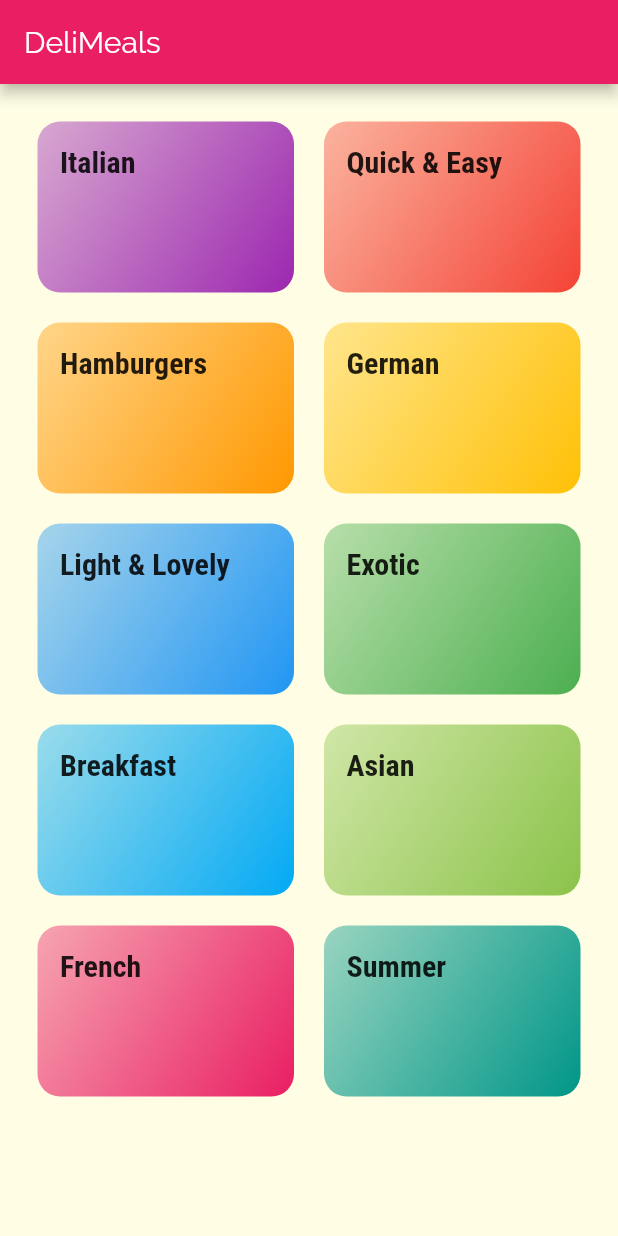
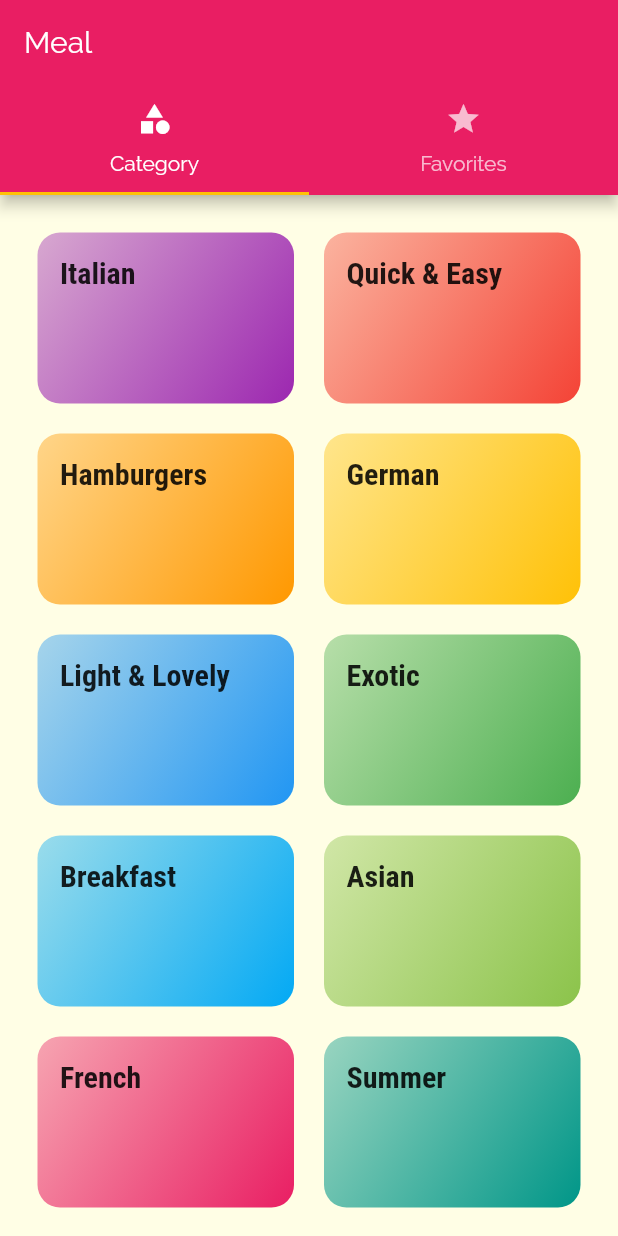
Before and after one commit to sadid369/meals_app, a Flutter app: the screen it shows after launch, on a phone screen of 412 x 824 dp. Run offline on Flutter 3.47's test engine with Material 2 defaults, Android fonts, the phone set to English and light mode, and no system bars.

Commit message:
day 3 completed

```diff
--- a/lib/categories_screen.dart
+++ b/lib/categories_screen.dart
@@ -1,16 +1,12 @@
 import 'package:flutter/material.dart';
-import './models/category.dart';
+
 import './dummy_data.dart';
 import './category_item.dart';
 
 class CategoriesScreen extends StatelessWidget {
   @override
   Widget build(BuildContext context) {
-    return Scaffold(
-      appBar: AppBar(
-        title: Text('DeliMeals'),
-      ),
-      body: GridView(
+    return GridView(
       padding: EdgeInsets.all(25),
       children: DUMMY_CATEGORIES.map((catData) {
         return CategoryItem(
@@ -25,7 +21,6 @@ class CategoriesScreen extends StatelessWidget {
         crossAxisSpacing: 20,
         mainAxisSpacing: 20,
       ),
-      ),
     );
   }
 }
--- a/lib/category_meals_screen.dart
+++ b/lib/category_meals_screen.dart
@@ -25,6 +25,7 @@ class CategoryMealsScreen extends StatelessWidget {
       body: ListView.builder(
         itemBuilder: (ctx, index) {
           return MealItem(
+              id: categoryMeals[index].id,
               title: categoryMeals[index].title,
               imageUrl: categoryMeals[index].imageUrl,
               duration: categoryMeals[index].duration,
--- a/lib/main.dart
+++ b/lib/main.dart
@@ -1,7 +1,9 @@
 import 'package:flutter/cupertino.dart';
 import 'package:flutter/material.dart';
 import 'package:meals_app/category_meals_screen.dart';
-import './categories_screen.dart';
+import 'package:meals_app/meal_detail_screen.dart';
+import 'package:meals_app/categories_screen.dart';
+import 'package:meals_app/tabs_screen.dart';
 
 void main() => runApp(MyApp());
 
@@ -29,9 +31,15 @@ class MyApp extends StatelessWidget {
               ),
             ),
       ),
-      home: CategoriesScreen(),
+      home: TabsScreen(),
       routes: {
         CategoryMealsScreen.routeName: (ctx) => CategoryMealsScreen(),
+        MealDetailScreen.routeName: (ctx) => MealDetailScreen(),
+      },
+      onUnknownRoute: (setting) {
+        return MaterialPageRoute(
+          builder: (ctx) => CategoriesScreen(),
+        );
       },
     );
   }
--- /dev/null
+++ b/lib/tabs_screen.dart
@@ -0,0 +1,40 @@
+import 'package:flutter/material.dart';
+import 'package:meals_app/categories_screen.dart';
+import 'package:meals_app/favorites_screen.dart';
+
+class TabsScreen extends StatefulWidget {
+  @override
+  _TabsScreenState createState() => _TabsScreenState();
+}
+
+class _TabsScreenState extends State<TabsScreen> {
+  @override
+  Widget build(BuildContext context) {
+    return DefaultTabController(
+      initialIndex: 0,
+      length: 2,
+      child: Scaffold(
+        appBar: AppBar(
+          title: Text('Meal'),
+          bottom: TabBar(
+            tabs: [
+              Tab(
+                icon: Icon(Icons.category),
+                text: 'Category',
+              ),
+              Tab(
+                icon: Icon(
+                  Icons.star,
+                ),
+                text: 'Favorites',
+              ),
+            ],
+          ),
+        ),
+        body: TabBarView(
+          children: [CategoriesScreen(), FavoritesScreen()],
+        ),
+      ),
+    );
+  }
+}
```
Also changed, not shown: lib/favorites_screen.dart (added, +10 -0 lines), lib/meal_detail_screen.dart (added, +88 -0 lines), lib/meal_item.dart (+101 -4 lines), pubspec.lock, 1 other file. Lines whose indentation alone changed are shown as unchanged.
